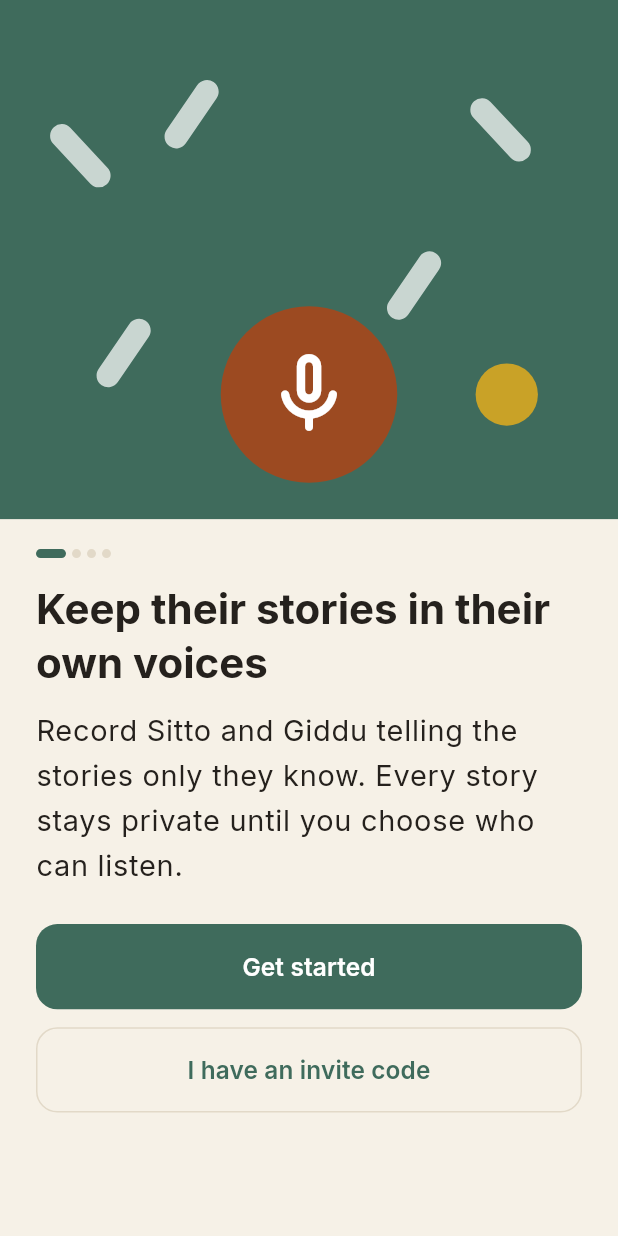
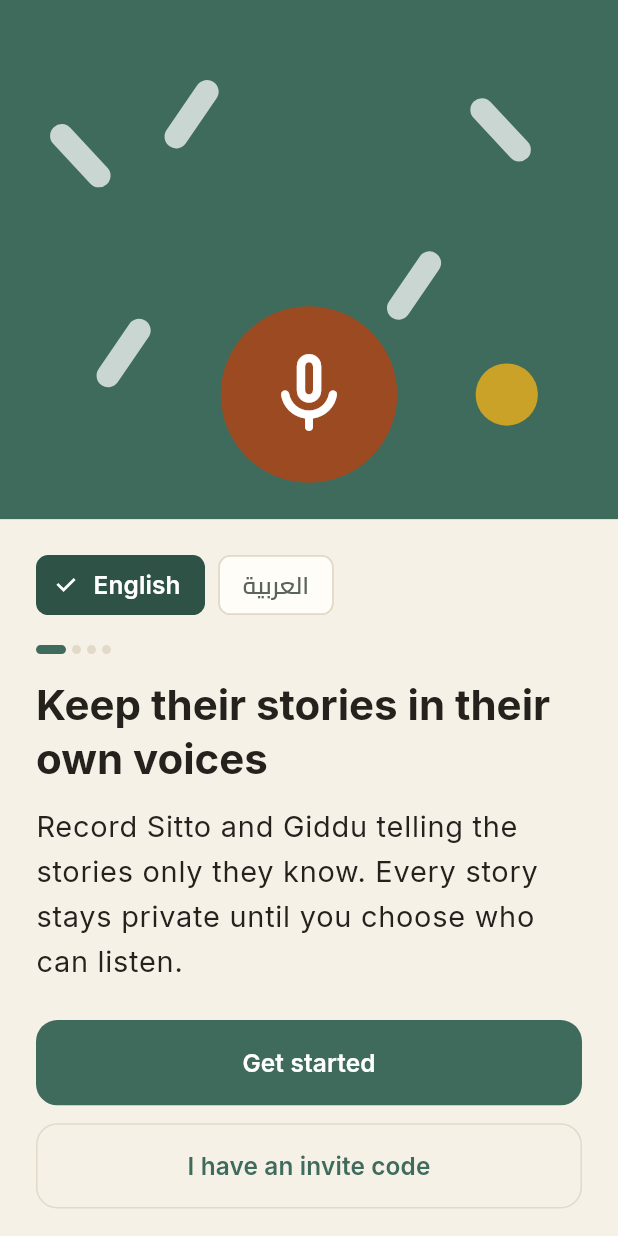
Before and after one commit to 3shmawi/hekayetna, a Flutter app: the screen it shows after launch, on a phone screen of 412 x 824 dp. Run offline on Flutter 3.47's test engine with Material 3 defaults, Android fonts, the phone set to English and light mode, and no system bars; our stand-ins replace connectivity_plus, flutter_riverpod, flutter_screenutil, go_router, image_picker, in_app_review and 6 more; missing offline and left inert: flutter_foreground_task, posthog_flutter, record; accounts and stored records are empty; generated files the repository leaves out were written again.

Commit message:
feat(onboarding): language choice on the Welcome screen (shared LanguageSwitch), Egyptian Arabic copy

```diff
--- /dev/null
+++ b/lib/core/ui/language_switch.dart
@@ -0,0 +1,32 @@
+import 'package:family_stories/core/theme/app_dimens.dart';
+import 'package:family_stories/l10n/l10n.dart';
+import 'package:flutter/material.dart';
+
+/// English / Arabic choice for screens shown before the user has signed in
+/// (welcome, sign-in). Each label is written in its own language.
+class LanguageSwitch extends StatelessWidget {
+  const LanguageSwitch({required this.onChanged, super.key});
+
+  final ValueChanged<Locale> onChanged;
+
+  @override
+  Widget build(BuildContext context) {
+    final l10n = context.l10n;
+    final current = Localizations.localeOf(context).languageCode;
+    return Wrap(
+      spacing: AppDimens.sm,
+      runSpacing: AppDimens.sm,
+      children: [
+        for (final (label, locale) in [
+          (l10n.languageEnglish, const Locale('en')),
+          (l10n.languageArabic, const Locale('ar')),
+        ])
+          ChoiceChip(
+            label: Text(label),
+            selected: current == locale.languageCode,
+            onSelected: (_) => onChanged(locale),
+          ),
+      ],
+    );
+  }
+}
--- a/lib/features/onboarding/presentation/onboarding_page.dart
+++ b/lib/features/onboarding/presentation/onboarding_page.dart
@@ -5,9 +5,12 @@ import 'package:family_stories/core/analytics/analytics.dart';
 import 'package:family_stories/core/router/app_routes.dart';
 import 'package:family_stories/core/theme/app_colors.dart';
 import 'package:family_stories/core/ui/app_ui.dart';
+import 'package:family_stories/core/ui/language_switch.dart';
 import 'package:family_stories/features/onboarding/data/onboarding.dart';
+import 'package:family_stories/features/settings/presentation/settings_controller.dart';
 import 'package:family_stories/l10n/l10n.dart';
 import 'package:flutter/material.dart';
+import 'package:flutter_riverpod/flutter_riverpod.dart';
 import 'package:go_router/go_router.dart';
 
 /// The first-launch welcome (`/welcome`): a progressive start instead of a
@@ -15,14 +18,14 @@ import 'package:go_router/go_router.dart';
 /// your parents, and watch the tree grow with each step. The names are kept
 /// as a draft (onboarding.dart); the Family tab offers to add exactly these
 /// people, and nothing is created before that confirmation.
-class OnboardingPage extends StatefulWidget {
+class OnboardingPage extends ConsumerStatefulWidget {
   const OnboardingPage({super.key});
 
   @override
-  State<OnboardingPage> createState() => _OnboardingPageState();
+  ConsumerState<OnboardingPage> createState() => _OnboardingPageState();
 }
 
-class _OnboardingPageState extends State<OnboardingPage> {
+class _OnboardingPageState extends ConsumerState<OnboardingPage> {
   static const _steps = 4;
 
   int _step = 0;
@@ -58,6 +61,9 @@ class _OnboardingPageState extends State<OnboardingPage> {
     if (_step == 0) {
       return _WelcomeStep(
         steps: _steps,
+        onLocaleChanged: ref
+            .read(settingsControllerProvider.notifier)
+            .setLocale,
         onStart: () => setState(() => _step = 1),
         onInvite: () => context.go(AppRoutes.join),
       );
@@ -485,11 +491,13 @@ class _SeedTreePainter extends CustomPainter {
 class _WelcomeStep extends StatelessWidget {
   const _WelcomeStep({
     required this.steps,
+    required this.onLocaleChanged,
     required this.onStart,
     required this.onInvite,
   });
 
   final int steps;
+  final ValueChanged<Locale> onLocaleChanged;
   final VoidCallback onStart;
   final VoidCallback onInvite;
 
@@ -514,6 +522,14 @@ class _WelcomeStep extends StatelessWidget {
                 child: Column(
                   crossAxisAlignment: CrossAxisAlignment.stretch,
                   children: [
+                    Align(
+                      alignment: AlignmentDirectional.centerStart,
+                      child: LanguageSwitch(
+                        key: const Key('onboarding_language'),
+                        onChanged: onLocaleChanged,
+                      ),
+                    ),
+                    const SizedBox(height: 16),
                     Semantics(
                       label: l10n.onboardingProgress(1, steps),
                       child: Align(
--- a/lib/l10n/app_ar.arb
+++ b/lib/l10n/app_ar.arb
@@ -60,9 +60,9 @@
   "onboardingSkip": "تخطي",
   "onboardingNext": "التالي",
   "onboardingStart": "ابدأ",
-  "onboardingHeroTitle": "احتفظ بحكاياتهم بأصواتهم",
-  "onboardingHeroBody": "سجّل ستو وجدو وهم يحكون الحكايات التي لا يعرفها غيرهم. كل حكاية تبقى خاصة حتى تختار من يستمع إليها.",
-  "onboardingHaveInvite": "عندي رمز دعوة",
+  "onboardingHeroTitle": "خلّي حكاياتهم بصوتهم هم",
+  "onboardingHeroBody": "سجّل ستو وجدو وهم بيحكوا الحكايات اللي محدش يعرفها غيرهم. كل حكاية بتفضل خاصة لحد ما تختار مين يسمعها.",
+  "onboardingHaveInvite": "عندي كود دعوة",
   "onboardingWelcomeTitle": "أهلًا بيك في حكايتنا",
   "onboardingWelcomeBody": "كل عيلة عندها حكايات تستاهل تتحفظ. شجرتك بتبدأ بيك وبتكبر مع كل واحد تضيفه.",
   "onboardingYouTitle": "نبدأ بيك",
```
Also changed, not shown: lib/features/auth/presentation/sign_in_view.dart (+5 -28 lines), 13 other files.
